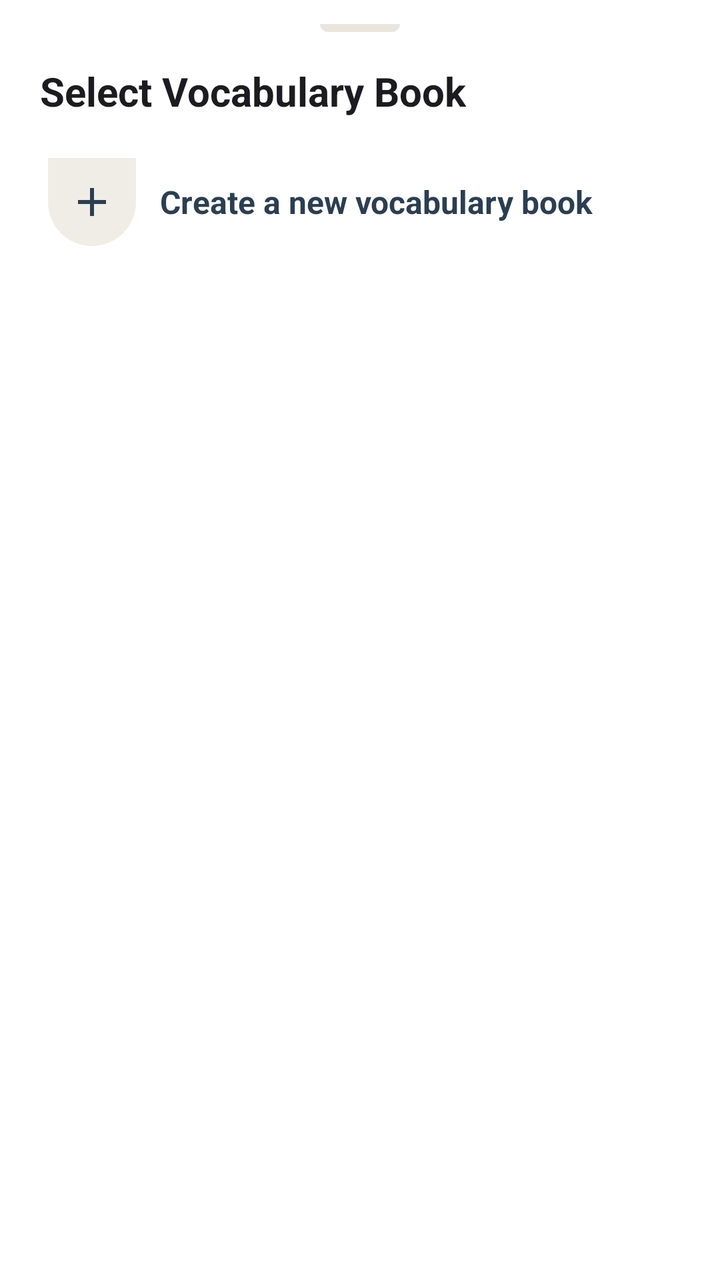
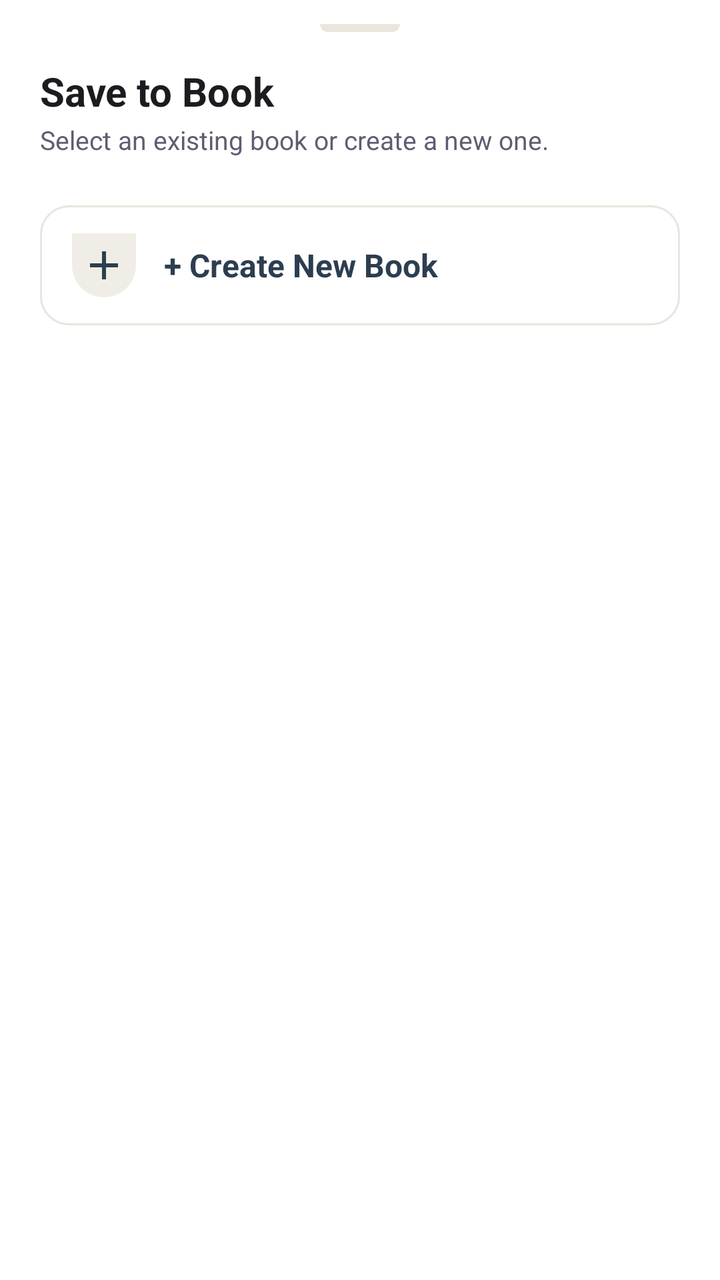

Screens rendered from an Android XML layout before and after an edit, with the pre-edit source and the edit as a unified diff.
<!-- AndroidManifest.xml: application theme Theme.WordShelf -->
<!-- res/layout/bottom_sheet_book_selection_dialogbox.xml -->
<?xml version="1.0" encoding="utf-8"?>
<LinearLayout xmlns:android="http://schemas.android.com/apk/res/android"
    xmlns:app="http://schemas.android.com/apk/res-auto"
    xmlns:tools="http://schemas.android.com/tools"
    android:layout_width="match_parent"
    android:layout_height="wrap_content"
    android:background="@color/surface_card"
    android:orientation="vertical"
    android:paddingHorizontal="20dp"
    android:paddingTop="12dp"
    android:paddingBottom="24dp">

    
    <View
        android:layout_width="40dp"
        android:layout_height="4dp"
        android:layout_gravity="center_horizontal"
        android:layout_marginBottom="16dp"
        android:background="@drawable/rounded_bg"
        android:backgroundTint="@color/surface_stroke" />

    <TextView
        android:id="@+id/titleText"
        android:layout_width="match_parent"
        android:layout_height="wrap_content"
        android:text="Select Vocabulary Book"
        android:textColor="@color/text_color"
        android:textSize="20sp"
        android:textStyle="bold" />

    
    <LinearLayout
        android:id="@+id/creatingBook_ll"
        android:layout_width="match_parent"
        android:layout_height="wrap_content"
        android:layout_marginTop="16dp"
        android:gravity="center_vertical"
        android:orientation="horizontal"
        android:padding="4dp">

        <ImageButton
            android:id="@+id/add_book"
            android:layout_width="44dp"
            android:layout_height="44dp"
            android:background="@drawable/rounded_bg"
            android:backgroundTint="@color/color_primary_light"
            android:clickable="true"
            android:contentDescription="Create Book"
            android:focusable="true"
            android:padding="10dp"
            android:src="@drawable/ic_add"
            app:tint="@color/color_primary" />

        <TextView
            android:layout_width="wrap_content"
            android:layout_height="wrap_content"
            android:layout_marginStart="12dp"
            android:text="Create a new vocabulary book"
            android:textColor="@color/color_primary"
            android:textSize="16sp"
            android:textStyle="bold" />

    </LinearLayout>

    <androidx.recyclerview.widget.RecyclerView
        android:id="@+id/bookRecyclerView"
        android:layout_width="match_parent"
        android:layout_height="wrap_content"
        android:layout_marginTop="12dp" />

</LinearLayout>
<!-- resources referenced by this layout -->
<resources>
  <color name="color_primary">#2C3E50</color>
  <color name="color_primary_light">#F0EDE6</color>
  <color name="surface_card">#FFFFFF</color>
  <color name="surface_stroke">#EAE5DD</color>
  <color name="text_color">#1C1B1F</color>
  <!-- drawable ic_add (drawable) -->
  <vector xmlns:android="http://schemas.android.com/apk/res/android" android:height="24dp" android:tint="@color/text_color" android:viewportHeight="960" android:viewportWidth="960" android:width="24dp">
        
      <path android:fillColor="@android:color/white" android:pathData="M440,520L200,520L200,440L440,440L440,200L520,200L520,440L760,440L760,520L520,520L520,760L440,760L440,520Z"/>
      
  </vector>
  <!-- drawable rounded_bg (drawable) -->
  <?xml version="1.0" encoding="utf-8"?>
  <shape xmlns:android="http://schemas.android.com/apk/res/android" android:shape="rectangle">
  
      <solid android:color="@color/color_primary"/>
      <corners android:bottomLeftRadius="30dp"
          android:bottomRightRadius="30dp"/>
  
  </shape>
  <style name="Theme.WordShelf" parent="Base.Theme.WordShelf" />
  <style name="Base.Theme.WordShelf" parent="Theme.MaterialComponents.DayNight.NoActionBar">
          <item name="colorPrimary">@color/color_primary</item>
          <item name="colorPrimaryVariant">@color/color_primary_dark</item>
          <item name="colorSecondary">@color/color_secondary</item>
          <item name="android:statusBarColor">@color/background_color</item>
          <item name="android:windowLightStatusBar" tools:targetApi="m">true</item>
          <item name="android:windowBackground">@color/background_color</item>
          <item name="android:textColorPrimary">@color/text_color</item>
          <item name="android:textColorSecondary">@color/text_secondary</item>
      </style>
  <color name="color_primary_dark">#1A252F</color>
  <color name="color_secondary">#5C6B73</color>
  <color name="background_color">#FAF8F5</color>
  <color name="text_secondary">#625B71</color>
</resources>

<!-- the commit's change to res/layout/bottom_sheet_book_selection_dialogbox.xml (unified diff, before → after) -->
@@ -23,49 +23,77 @@
         android:id="@+id/titleText"
         android:layout_width="match_parent"
         android:layout_height="wrap_content"
-        android:text="Select Vocabulary Book"
+        android:text="Save to Book"
         android:textColor="@color/text_color"
         android:textSize="20sp"
         android:textStyle="bold" />
+
+    <TextView
+        android:id="@+id/subtitleText"
+        android:layout_width="match_parent"
+        android:layout_height="wrap_content"
+        android:layout_marginTop="2dp"
+        android:text="Select an existing book or create a new one."
+        android:textColor="@color/text_secondary"
+        android:textSize="13sp" />
+
+    
+    <TextView
+        android:id="@+id/text_no_books"
+        android:layout_width="match_parent"
+        android:layout_height="wrap_content"
+        android:layout_marginTop="16dp"
+        android:layout_marginBottom="8dp"
+        android:text="No books yet."
+        android:textColor="@color/text_secondary"
+        android:textSize="15sp"
+        android:visibility="gone" />
+
+    
+    <androidx.recyclerview.widget.RecyclerView
+        android:id="@+id/bookRecyclerView"
+        android:layout_width="match_parent"
+        android:layout_height="wrap_content"
+        android:layout_marginTop="12dp"
+        android:clipToPadding="false"
+        android:nestedScrollingEnabled="false" />
 
     
     <LinearLayout
         android:id="@+id/creatingBook_ll"
         android:layout_width="match_parent"
         android:layout_height="wrap_content"
-        android:layout_marginTop="16dp"
+        android:layout_marginTop="12dp"
+        android:background="@drawable/bg_book_item_selection"
+        android:clickable="true"
+        android:focusable="true"
         android:gravity="center_vertical"
         android:orientation="horizontal"
-        android:padding="4dp">
+        android:paddingHorizontal="16dp"
+        android:paddingVertical="14dp">
 
         <ImageButton
             android:id="@+id/add_book"
-            android:layout_width="44dp"
-            android:layout_height="44dp"
+            android:layout_width="32dp"
+            android:layout_height="32dp"
             android:background="@drawable/rounded_bg"
             android:backgroundTint="@color/color_primary_light"
-            android:clickable="true"
+            android:clickable="false"
             android:contentDescription="Create Book"
-            android:focusable="true"
-            android:padding="10dp"
+            android:focusable="false"
+            android:padding="6dp"
             android:src="@drawable/ic_add"
             app:tint="@color/color_primary" />
 
         <TextView
             android:layout_width="wrap_content"
             android:layout_height="wrap_content"
-            android:layout_marginStart="12dp"
-            android:text="Create a new vocabulary book"
+            android:layout_marginStart="14dp"
+            android:text="+ Create New Book"
             android:textColor="@color/color_primary"
             android:textSize="16sp"
             android:textStyle="bold" />
 
     </LinearLayout>
 
-    <androidx.recyclerview.widget.RecyclerView
-        android:id="@+id/bookRecyclerView"
-        android:layout_width="match_parent"
-        android:layout_height="wrap_content"
-        android:layout_marginTop="12dp" />
-
 </LinearLayout>
<!-- resource entries referenced after the edit -->
@@ -21,8 +21,10 @@
   
   </shape>
   <style name="Theme.WordShelf" parent="Base.Theme.WordShelf" />
+  <color name="surface_elevated">#F4F1EA</color>
   <style name="Base.Theme.WordShelf" parent="Theme.MaterialComponents.DayNight.NoActionBar">
           <item name="colorPrimary">@color/color_primary</item>
+          <item name="colorOnPrimary">@color/color_on_primary</item>
           <item name="colorPrimaryVariant">@color/color_primary_dark</item>
           <item name="colorSecondary">@color/color_secondary</item>
           <item name="android:statusBarColor">@color/background_color</item>
@@ -31,9 +33,40 @@
           <item name="android:textColorPrimary">@color/text_color</item>
           <item name="android:textColorSecondary">@color/text_secondary</item>
       </style>
+  <color name="color_on_primary">#FFFFFF</color>
   <color name="color_primary_dark">#1A252F</color>
   <color name="color_secondary">#5C6B73</color>
   <color name="background_color">#FAF8F5</color>
   <color name="text_secondary">#625B71</color>
+  <!-- drawable bg_book_item_selection (drawable) -->
+  <?xml version="1.0" encoding="utf-8"?>
+  <ripple xmlns:android="http://schemas.android.com/apk/res/android"
+      android:color="@color/color_primary_light">
+      <item>
+          <selector>
+              <item android:state_pressed="true">
+                  <shape>
+                      <solid android:color="@color/surface_elevated" />
+                      <corners android:radius="14dp" />
+                      <stroke android:width="1.5dp" android:color="@color/color_primary" />
+                  </shape>
+              </item>
+              <item android:state_selected="true">
+                  <shape>
+                      <solid android:color="@color/surface_elevated" />
+                      <corners android:radius="14dp" />
+                      <stroke android:width="1.5dp" android:color="@color/color_primary" />
+                  </shape>
+              </item>
+              <item>
+                  <shape>
+                      <solid android:color="@color/surface_card" />
+                      <corners android:radius="14dp" />
+                      <stroke android:width="1dp" android:color="@color/surface_stroke" />
+                  </shape>
+              </item>
+          </selector>
+      </item>
+  </ripple>
 </resources>
 
